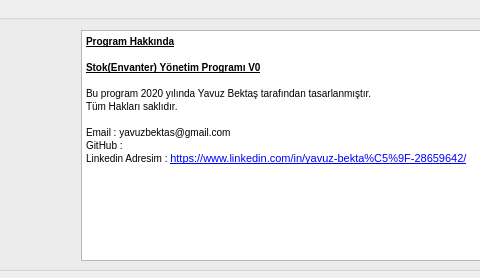
Above: GUI/about.ui from yavuzbektas/Stock_Program before the change; both pictures show x 139 to 619 and y 0 to 278 of the 732 by 278 pixel window. Below: the same form after it.
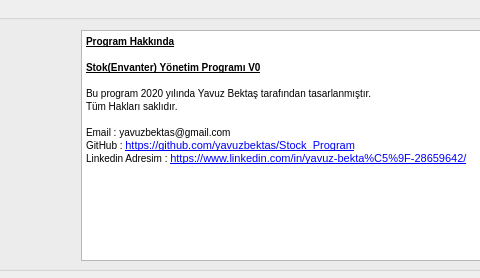
That is the form after the change. Icons and pictures are not drawn.

Patch:
```diff
--- a/GUI/about.ui
+++ b/GUI/about.ui
@@ -195,7 +195,7 @@
 &lt;p style=&quot; margin-top:0px; margin-bottom:0px; margin-left:0px; margin-right:0px; -qt-block-indent:0; text-indent:0px;&quot;&gt;Tüm Hakları saklıdır.&lt;/p&gt;
 &lt;p style=&quot;-qt-paragraph-type:empty; margin-top:0px; margin-bottom:0px; margin-left:0px; margin-right:0px; -qt-block-indent:0; text-indent:0px;&quot;&gt;&lt;br /&gt;&lt;/p&gt;
 &lt;p style=&quot; margin-top:0px; margin-bottom:0px; margin-left:0px; margin-right:0px; -qt-block-indent:0; text-indent:0px;&quot;&gt;Email : yavuzbektas@gmail.com&lt;/p&gt;
-&lt;p style=&quot; margin-top:0px; margin-bottom:0px; margin-left:0px; margin-right:0px; -qt-block-indent:0; text-indent:0px;&quot;&gt;GitHub : &lt;/p&gt;
+&lt;p style=&quot; margin-top:0px; margin-bottom:0px; margin-left:0px; margin-right:0px; -qt-block-indent:0; text-indent:0px;&quot;&gt;GitHub : &lt;a href=&quot;https://github.com/yavuzbektas/Stock_Program&quot;&gt;&lt;span style=&quot; font-size:8pt; text-decoration: underline; color:#0000ff;&quot;&gt;https://github.com/yavuzbektas/Stock_Program&lt;/span&gt;&lt;/a&gt;&lt;/p&gt;
 &lt;p style=&quot; margin-top:0px; margin-bottom:0px; margin-left:0px; margin-right:0px; -qt-block-indent:0; text-indent:0px;&quot;&gt;Linkedin Adresim : &lt;a href=&quot;https://www.linkedin.com/in/yavuz-bekta%C5%9F-28659642/&quot;&gt;&lt;span style=&quot; font-size:8pt; text-decoration: underline; color:#0000ff;&quot;&gt;https://www.linkedin.com/in/yavuz-bekta%C5%9F-28659642/&lt;/span&gt;&lt;/a&gt;&lt;/p&gt;
 &lt;p style=&quot;-qt-paragraph-type:empty; margin-top:0px; margin-bottom:0px; margin-left:0px; margin-right:0px; -qt-block-indent:0; text-indent:0px; font-size:8pt; text-decoration: underline; color:#0000ff;&quot;&gt;&lt;br /&gt;&lt;/p&gt;
 &lt;p style=&quot;-qt-paragraph-type:empty; margin-top:0px; margin-bottom:0px; margin-left:0px; margin-right:0px; -qt-block-indent:0; text-indent:0px; font-size:8pt; text-decoration: underline; color:#0000ff;&quot;&gt;&lt;br /&gt;&lt;/p&gt;
```
